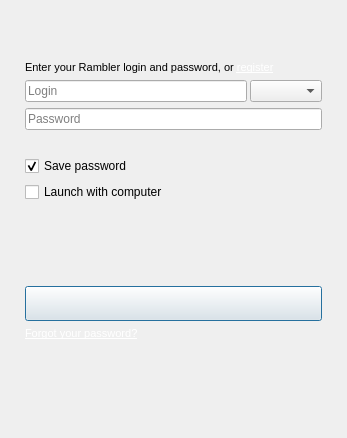
The window that src/plugins/optionsmanager/logindialog.ui (silvansky/Contacts) describes before a commit, drawn with Qt 5.
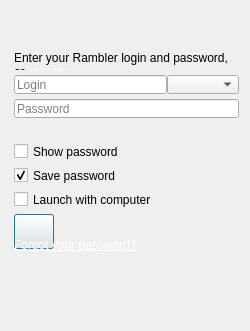
The same window after the commit.

What changed in the file:
```diff
--- a/src/plugins/optionsmanager/logindialog.ui
+++ b/src/plugins/optionsmanager/logindialog.ui
@@ -6,10 +6,28 @@
    <rect>
     <x>0</x>
     <y>0</y>
-    <width>347</width>
-    <height>438</height>
+    <width>250</width>
+    <height>331</height>
    </rect>
   </property>
+  <property name="sizePolicy">
+   <sizepolicy hsizetype="Fixed" vsizetype="Fixed">
+    <horstretch>0</horstretch>
+    <verstretch>0</verstretch>
+   </sizepolicy>
+  </property>
+  <property name="minimumSize">
+   <size>
+    <width>250</width>
+    <height>331</height>
+   </size>
+  </property>
+  <property name="maximumSize">
+   <size>
+    <width>250</width>
+    <height>331</height>
+   </size>
+  </property>
   <property name="windowTitle">
    <string>Virtus</string>
   </property>
@@ -23,14 +41,17 @@
    <item>
     <widget class="QWidget" name="wdtContent" native="true">
      <layout class="QVBoxLayout" name="verticalLayout">
+      <property name="spacing">
+       <number>5</number>
+      </property>
       <property name="leftMargin">
-       <number>25</number>
+       <number>14</number>
       </property>
       <property name="topMargin">
        <number>27</number>
       </property>
       <property name="rightMargin">
-       <number>25</number>
+       <number>11</number>
       </property>
       <property name="bottomMargin">
        <number>22</number>
@@ -109,7 +130,7 @@
 &lt;html&gt;&lt;head&gt;&lt;meta name=&quot;qrichtext&quot; content=&quot;1&quot; /&gt;&lt;style type=&quot;text/css&quot;&gt;
 p, li { white-space: pre-wrap; }
 &lt;/style&gt;&lt;/head&gt;&lt;body style=&quot; font-family:'MS Shell Dlg 2'; font-size:8.25pt; font-weight:400; font-style:normal;&quot;&gt;
-&lt;p style=&quot; margin-top:0px; margin-bottom:0px; margin-left:0px; margin-right:0px; -qt-block-indent:0; text-indent:0px;&quot;&gt;&lt;span style=&quot; font-size:8pt;&quot;&gt;Enter your Rambler login and password, or &lt;/span&gt;&lt;a href=&quot;http://id.rambler.ru/script/newuser.cgi&quot;&gt;&lt;span style=&quot; font-size:8pt; text-decoration: underline; color:#ffffff;&quot;&gt;register&lt;/span&gt;&lt;/a&gt;&lt;/p&gt;&lt;/body&gt;&lt;/html&gt;</string>
+&lt;p style=&quot; margin-top:0px; margin-bottom:0px; margin-left:0px; margin-right:0px; -qt-block-indent:0; text-indent:0px;&quot;&gt;&lt;span style=&quot; font-size:9pt;&quot;&gt;Enter your Rambler login and password, or &lt;/span&gt;&lt;a href=&quot;http://id.rambler.ru/script/newuser.cgi&quot;&gt;&lt;span style=&quot; font-size:9pt; text-decoration: underline; color:#ffffff;&quot;&gt;register&lt;/span&gt;&lt;/a&gt;&lt;/p&gt;&lt;/body&gt;&lt;/html&gt;</string>
         </property>
         <property name="wordWrap">
          <bool>true</bool>
@@ -120,7 +141,7 @@
        <widget class="QFrame" name="frmLogin">
         <layout class="QHBoxLayout" name="horizontalLayout">
          <property name="spacing">
-          <number>3</number>
+          <number>0</number>
          </property>
          <property name="margin">
           <number>0</number>
@@ -216,13 +237,20 @@
          </palette>
         </property>
         <property name="alignment">
-         <set>Qt::AlignCenter</set>
+         <set>Qt::AlignLeading|Qt::AlignLeft|Qt::AlignVCenter</set>
         </property>
         <property name="wordWrap">
          <bool>true</bool>
         </property>
        </widget>
       </item>
+      <item>
+       <widget class="QCheckBox" name="chbShowPassword">
+        <property name="text">
+         <string>Show password</string>
+        </property>
+       </widget>
+      </item>
       <item>
        <widget class="QCheckBox" name="chbSavePassword">
         <property name="text">
@@ -241,21 +269,7 @@
        </widget>
       </item>
       <item>
-       <spacer name="verticalSpacer">
-        <property name="orientation">
-         <enum>Qt::Vertical</enum>
-        </property>
-        <property name="sizeType">
-         <enum>QSizePolicy::MinimumExpanding</enum>
-        </property>
-        <property name="sizeHint" stdset="0">
-         <size>
-          <width>0</width>
-          <height>16</height>
-         </size>
-        </property>
-       </spacer>
-      </item>
+       <layout class="QHBoxLayout" name="horizontalLayout_5">
       <item>
        <widget class="QPushButton" name="pbtConnect">
         <property name="minimumSize">
@@ -276,32 +290,31 @@
        </widget>
       </item>
       <item>
+         <spacer name="horizontalSpacer">
+          <property name="orientation">
+           <enum>Qt::Horizontal</enum>
+          </property>
+          <property name="sizeHint" stdset="0">
+           <size>
+            <width>40</width>
+            <height>20</height>
+           </size>
+          </property>
+         </spacer>
+        </item>
+       </layout>
+      </item>
+      <item>
        <widget class="QLabel" name="lblForgotPassword">
         <property name="text">
          <string>&lt;!DOCTYPE HTML PUBLIC &quot;-//W3C//DTD HTML 4.0//EN&quot; &quot;http://www.w3.org/TR/REC-html40/strict.dtd&quot;&gt;
 &lt;html&gt;&lt;head&gt;&lt;meta name=&quot;qrichtext&quot; content=&quot;1&quot; /&gt;&lt;style type=&quot;text/css&quot;&gt;
 p, li { white-space: pre-wrap; }
 &lt;/style&gt;&lt;/head&gt;&lt;body style=&quot; font-family:'MS Shell Dlg 2'; font-size:8.25pt; font-weight:400; font-style:normal;&quot;&gt;
-&lt;p style=&quot; margin-top:0px; margin-bottom:0px; margin-left:0px; margin-right:0px; -qt-block-indent:0; text-indent:0px;&quot;&gt;&lt;a href=&quot;http://id.rambler.ru/script/reminder.cgi&quot;&gt;&lt;span style=&quot; text-decoration: underline; color:#ffffff;&quot;&gt;Forgot your password?&lt;/span&gt;&lt;/a&gt;&lt;/p&gt;&lt;/body&gt;&lt;/html&gt;</string>
+&lt;p style=&quot; margin-top:0px; margin-bottom:0px; margin-left:0px; margin-right:0px; -qt-block-indent:0; text-indent:0px;&quot;&gt;&lt;a href=&quot;http://id.rambler.ru/script/reminder.cgi&quot;&gt;&lt;span style=&quot; font-size:9pt; text-decoration: underline; color:#ffffff;&quot;&gt;Forgot your password?&lt;/span&gt;&lt;/a&gt;&lt;/p&gt;&lt;/body&gt;&lt;/html&gt;</string>
         </property>
        </widget>
       </item>
-      <item>
-       <spacer name="verticalSpacer_2">
-        <property name="orientation">
-         <enum>Qt::Vertical</enum>
-        </property>
-        <property name="sizeType">
-         <enum>QSizePolicy::Fixed</enum>
-        </property>
-        <property name="sizeHint" stdset="0">
-         <size>
-          <width>0</width>
-          <height>16</height>
-         </size>
-        </property>
-       </spacer>
-      </item>
       <item>
        <widget class="QLabel" name="lblConnectError">
         <property name="palette">
@@ -342,7 +355,7 @@
          </palette>
         </property>
         <property name="alignment">
-         <set>Qt::AlignCenter</set>
+         <set>Qt::AlignLeading|Qt::AlignLeft|Qt::AlignVCenter</set>
         </property>
         <property name="wordWrap">
          <bool>true</bool>
@@ -389,7 +402,7 @@
          </palette>
         </property>
         <property name="alignment">
-         <set>Qt::AlignCenter</set>
+         <set>Qt::AlignLeading|Qt::AlignLeft|Qt::AlignVCenter</set>
         </property>
         <property name="wordWrap">
          <bool>true</bool>
@@ -399,7 +412,7 @@
       <item>
        <widget class="QLabel" name="lblConnectSettings">
         <property name="alignment">
-         <set>Qt::AlignCenter</set>
+         <set>Qt::AlignLeading|Qt::AlignLeft|Qt::AlignVCenter</set>
         </property>
        </widget>
       </item>
```
Left out of the diff: 1 changed line with no effect on the pictures. Lines whose indentation alone changed are shown as unchanged.
